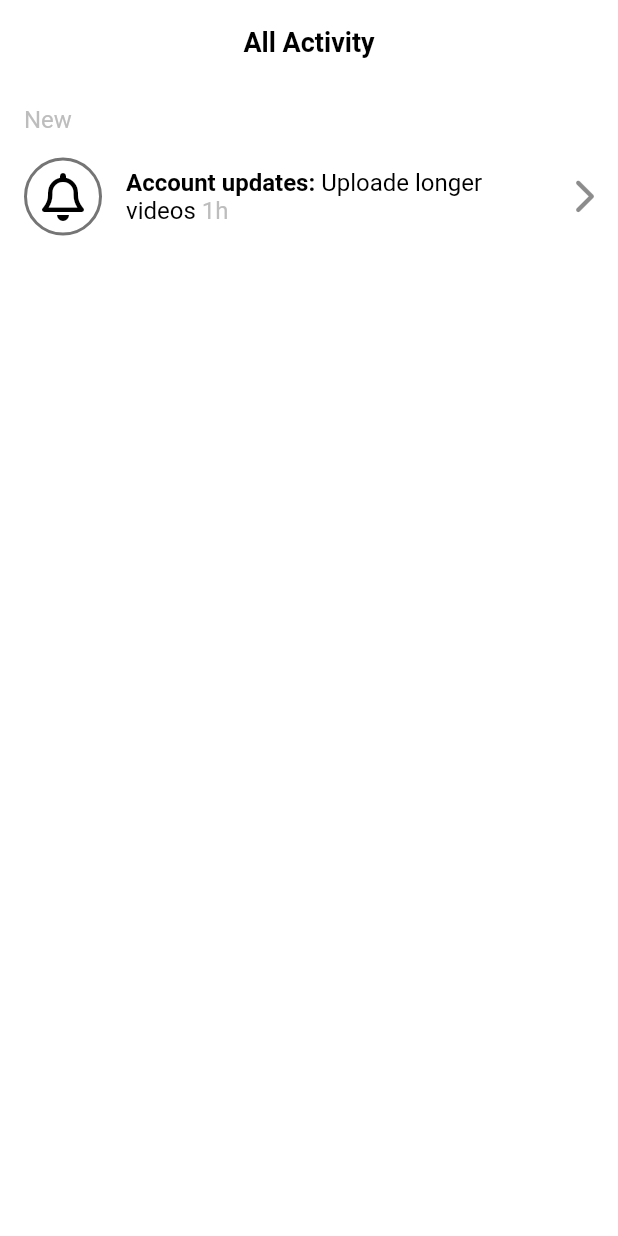
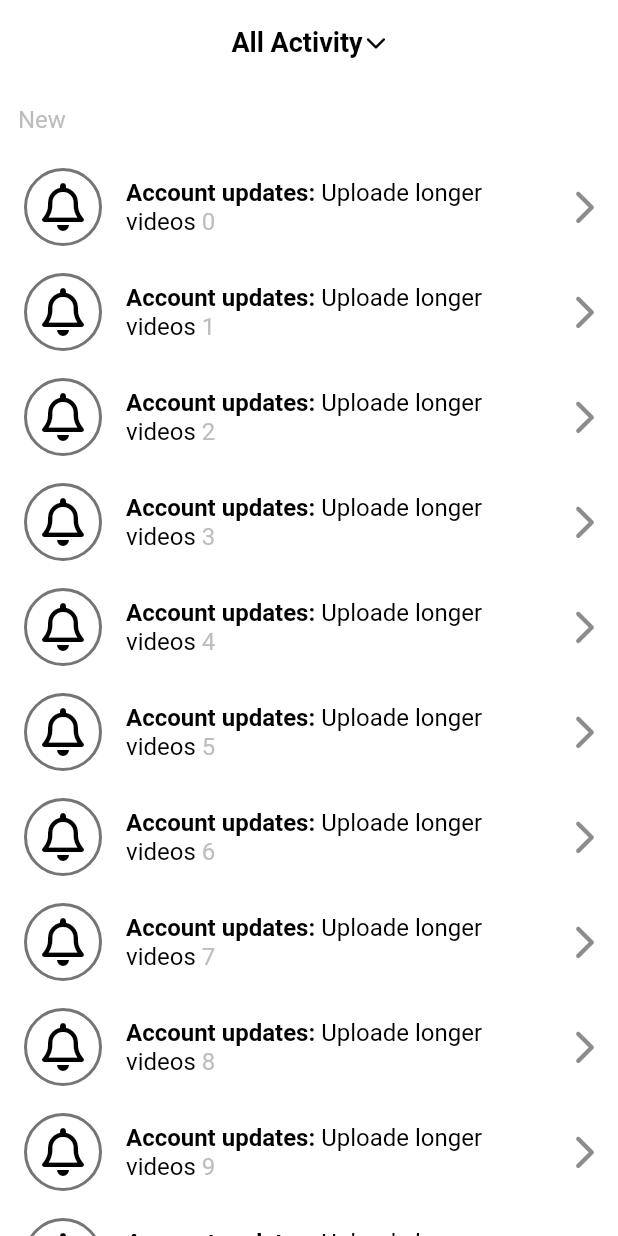
Before and after one commit to wisewinshin/app_tiktok_clone, a Flutter app: the screen it shows after launch, on a phone screen of 412 x 824 dp. Run offline on Flutter 3.47's test engine with Material 2 defaults, Android fonts, the phone set to English and light mode, and no system bars; our stand-ins replace font_awesome_flutter, video_player, visibility_detector.

Commit message:
add panel and animation on activityscreen

```diff
--- a/lib/features/inbox/activity_screen.dart
+++ b/lib/features/inbox/activity_screen.dart
@@ -3,33 +3,164 @@ import 'package:font_awesome_flutter/font_awesome_flutter.dart';
 import 'package:tiktok_clone/constants/gaps.dart';
 import 'package:tiktok_clone/constants/sizes.dart';
 
-class ActivityScreen extends StatelessWidget {
+class ActivityScreen extends StatefulWidget {
   const ActivityScreen({super.key});
+
+  @override
+  State<ActivityScreen> createState() => _ActivityScreenState();
+}
+
+class _ActivityScreenState extends State<ActivityScreen>
+    with SingleTickerProviderStateMixin {
+  final List<String> _notifications = List.generate(20, (index) => "$index");
+
+  final List<Map<String, dynamic>> _tabs = [
+    {
+      "title": "All activity",
+      "icon": FontAwesomeIcons.solidMessage,
+    },
+    {
+      "title": "Likes",
+      "icon": FontAwesomeIcons.solidHeart,
+    },
+    {
+      "title": "Comments",
+      "icon": FontAwesomeIcons.solidComments,
+    },
+    {
+      "title": "Mentions",
+      "icon": FontAwesomeIcons.at,
+    },
+    {
+      "title": "Followers",
+      "icon": FontAwesomeIcons.solidUser,
+    },
+    {
+      "title": "From TikTok",
+      "icon": FontAwesomeIcons.tiktok,
+    }
+  ];
+
+  late final AnimationController _animationController = AnimationController(
+      vsync: this, duration: const Duration(milliseconds: 200));
+
+  late final Animation<double> _arrowAnimation =
+      Tween(begin: 0.0, end: 0.5).animate(_animationController);
+
+  late final Animation<Color?> _barrierAnimation = ColorTween(
+    begin: Colors.black.withOpacity(
+      0.5,
+    ),
+    end: Colors.transparent,
+  ).animate(_animationController);
+
+  late final Animation<Offset> _panelAnimation = Tween(
+    begin: const Offset(0, -1),
+    end: const Offset(0, 0),
+  ).animate(_animationController);
+
+  void _onDisMissed(DismissDirection direction, String notification) {
+    setState(() {
+      _notifications.remove(notification);
+    });
+  }
+
+  bool _showBarrier = false;
+
+  void _toggleAnimation() async {
+    if (_animationController.isCompleted) {
+      await _animationController.reverse();
+    } else {
+      _animationController.forward();
+    }
+    setState(() {
+      _showBarrier = !_showBarrier;
+    });
+  }
+
+  @override
+  void dispose() {
+    _animationController.dispose();
+    super.dispose();
+  }
 
   @override
   Widget build(BuildContext context) {
     return Scaffold(
       appBar: AppBar(
-        title: const Text(
+        title: GestureDetector(
+          onTap: _toggleAnimation,
+          child: Row(
+            mainAxisAlignment: MainAxisAlignment.center,
+            children: [
+              const Text(
                 "All Activity",
               ),
+              Gaps.h2,
+              RotationTransition(
+                turns: _arrowAnimation,
+                child: const FaIcon(
+                  FontAwesomeIcons.chevronDown,
+                  size: Sizes.size14,
                 ),
-      body: ListView(
-        padding: const EdgeInsets.symmetric(
-          horizontal: Sizes.size16,
+              )
+            ],
           ),
+        ),
+      ),
+      body: Stack(
+        children: [
+          ListView(
             children: [
               Gaps.v14,
-          Text(
+              Padding(
+                padding: const EdgeInsets.symmetric(
+                  horizontal: Sizes.size12,
+                ),
+                child: Text(
                   "New",
                   style: TextStyle(
                     fontSize: Sizes.size16,
                     color: Colors.grey.shade400,
                   ),
                 ),
+              ),
               Gaps.v14,
-          ListTile(
-            contentPadding: EdgeInsets.zero,
+              for (var notification in _notifications)
+                Dismissible(
+                  onDismissed: (direction) =>
+                      _onDisMissed(direction, notification),
+                  key: Key(notification),
+                  background: Container(
+                    alignment: Alignment.centerLeft,
+                    color: Colors.green,
+                    child: const Padding(
+                      padding: EdgeInsets.symmetric(
+                        horizontal: Sizes.size10,
+                      ),
+                      child: FaIcon(
+                        FontAwesomeIcons.checkDouble,
+                        color: Colors.white,
+                        size: Sizes.size32,
+                      ),
+                    ),
+                  ),
+                  secondaryBackground: Container(
+                    alignment: Alignment.centerRight,
+                    color: Colors.red,
+                    child: const Padding(
+                      padding: EdgeInsets.symmetric(
+                        horizontal: Sizes.size10,
+                      ),
+                      child: FaIcon(
+                        FontAwesomeIcons.trashCan,
+                        color: Colors.white,
+                        size: Sizes.size32,
+                      ),
+                    ),
+                  ),
+                  child: ListTile(
+                    minVerticalPadding: Sizes.size16,
                     leading: Container(
                       decoration: BoxDecoration(
                         shape: BoxShape.circle,
@@ -62,7 +193,7 @@ class ActivityScreen extends StatelessWidget {
                             style: TextStyle(fontWeight: FontWeight.normal),
                           ),
                           TextSpan(
-                    text: " 1h",
+                            text: " $notification",
                             style: TextStyle(
                               fontWeight: FontWeight.normal,
                               color: Colors.grey.shade400,
@@ -74,6 +205,51 @@ class ActivityScreen extends StatelessWidget {
                     trailing: const FaIcon(
                       FontAwesomeIcons.chevronRight,
                     ),
+                  ),
+                )
+            ],
+          ),
+          if (_showBarrier)
+            AnimatedModalBarrier(
+              dismissible: true,
+              color: _barrierAnimation,
+              onDismiss: _toggleAnimation,
+            ),
+          SlideTransition(
+            position: _panelAnimation,
+            child: Container(
+              decoration: const BoxDecoration(
+                color: Colors.white,
+                borderRadius: BorderRadius.only(
+                  bottomLeft: Radius.circular(Sizes.size14),
+                  bottomRight: Radius.circular(Sizes.size14),
+                ),
+              ),
+              child: Column(
+                mainAxisSize: MainAxisSize.min,
+                children: [
+                  for (var tab in _tabs)
+                    ListTile(
+                      title: Row(
+                        children: [
+                          FaIcon(
+                            tab["icon"],
+                            color: Colors.black,
+                            size: Sizes.size16,
+                          ),
+                          Gaps.h12,
+                          Text(
+                            tab["title"],
+                            style: const TextStyle(
+                              fontWeight: FontWeight.bold,
+                            ),
+                          ),
+                        ],
+                      ),
+                    )
+                ],
+              ),
+            ),
           )
         ],
       ),
```
Lines whose indentation alone changed are shown as unchanged.
